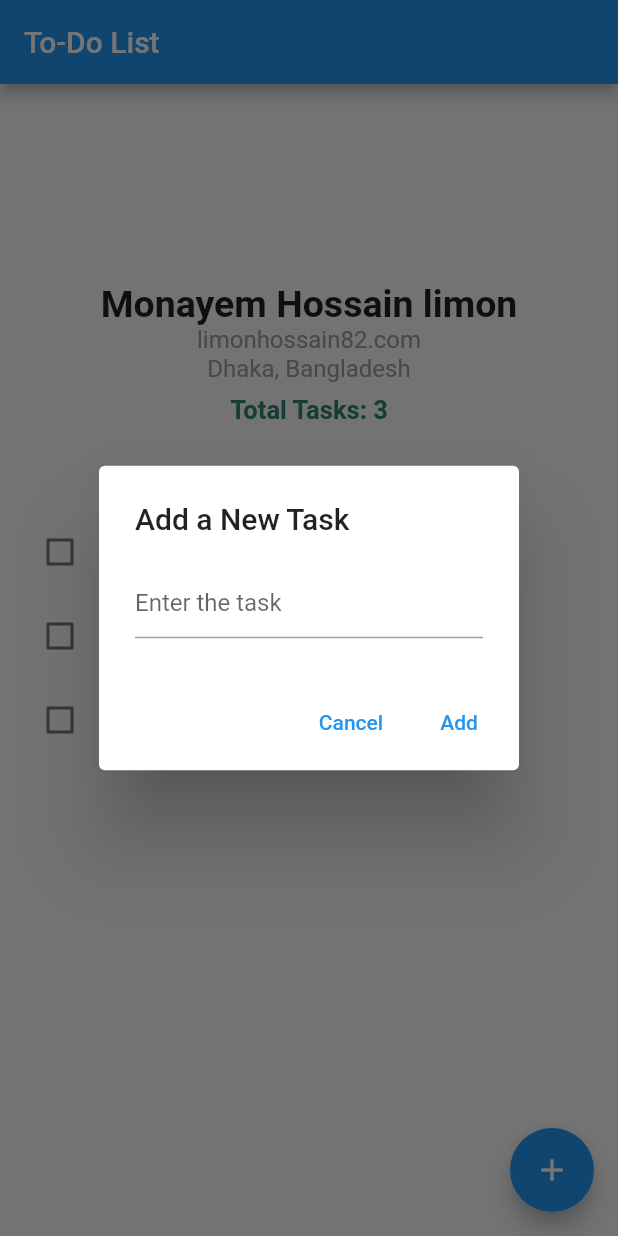
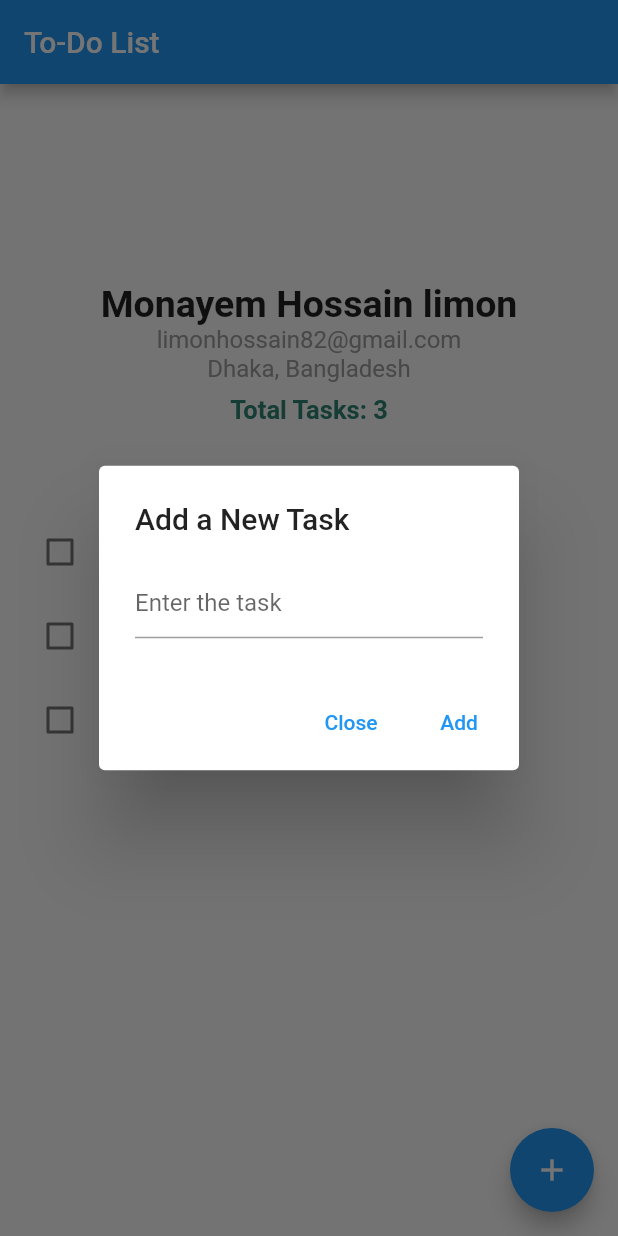
Before and after one commit to Limon00001/flutter-to-do-lists, a Flutter app: the screen it shows after launch, after a tap on the "add" icon, on a phone screen of 412 x 824 dp. Run offline on Flutter 3.47's test engine with Material 2 defaults, Android fonts, the phone set to English and light mode, and no system bars.

Commit message:
initial commit

```diff
--- a/lib/main.dart
+++ b/lib/main.dart
@@ -37,7 +37,7 @@ class _TodoListState extends State<TodoList> {
             imagePath:
                 'assets/limon.jpg', // Replace with the path to your profile image
             userName: 'Monayem Hossain limon',
-            userEmail: 'limonhossain82.com',
+            userEmail: 'limonhossain82@gmail.com',
             userLocation: 'Dhaka, Bangladesh',
             tasksAmount: tasks.length,
           ),
@@ -80,7 +80,7 @@ class _TodoListState extends State<TodoList> {
               onPressed: () {
                 Navigator.of(context).pop();
               },
-              child: const Text('Cancel'),
+              child: const Text('Close'),
             ),
             TextButton(
               onPressed: () {
```
Also changed, not shown: 1 other file.
